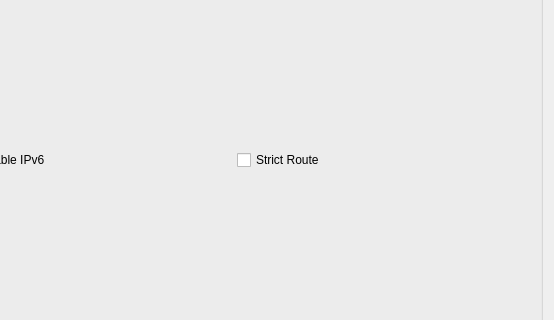
Old version of the form include/ui/setting/dialog_vpn_settings.ui in the repository shengmo0210/Throne; both pictures show x 86 to 640 and y 155 to 475 of the 640 by 600 pixel window.
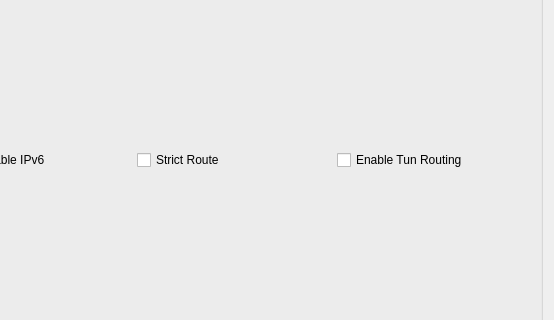
New version of the form.

Commit message: make Tun routing optional

Patch:
```diff
--- a/include/ui/setting/dialog_vpn_settings.ui
+++ b/include/ui/setting/dialog_vpn_settings.ui
@@ -93,6 +93,16 @@
         </property>
        </widget>
       </item>
+      <item>
+       <widget class="QCheckBox" name="tun_routing">
+        <property name="toolTip">
+         <string>&lt;html&gt;&lt;head/&gt;&lt;body&gt;&lt;p&gt;When enabled, Direct IP CIDRs and rule sets will also be added to the Tun setting to be excluded at OS routing level. IMPORTANT: Large rule sets have been reported to cause massive CPU usage in windows, please enable this option with caution.&lt;/p&gt;&lt;/body&gt;&lt;/html&gt;</string>
+        </property>
+        <property name="text">
+         <string>Enable Tun Routing</string>
+        </property>
+       </widget>
+      </item>
      </layout>
     </widget>
    </item>
```
The commit also changes 4 other files.
